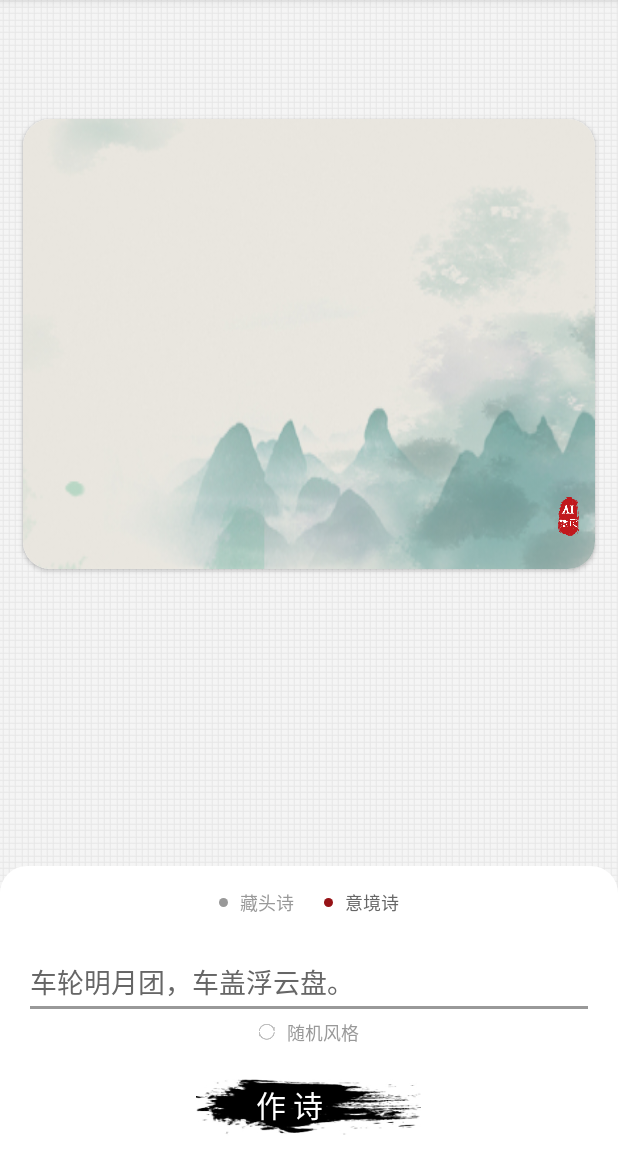
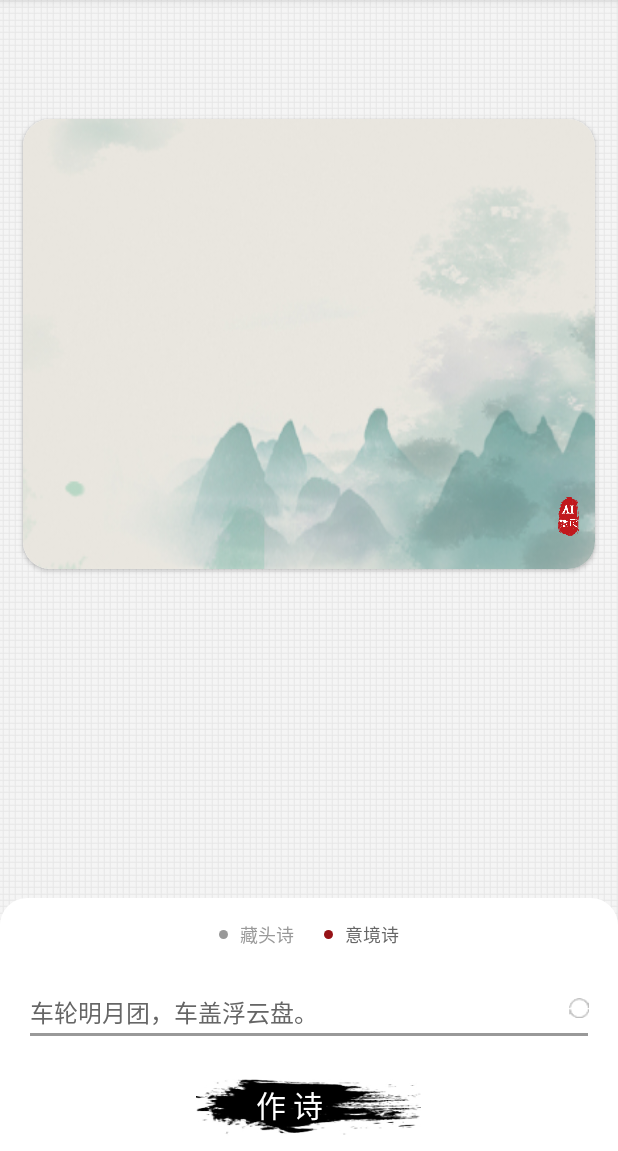
Before and after one commit to pqpo/AIPoet, an Android app: the screen it shows after launch (MainActivity), after a tap on "作 诗", on a phone screen of 412 x 824 dp, the part 85-1236 px from its top. Run offline under Robolectric (Android 15) with nearby library versions, the phone set to English and light mode, and no system bars; Roboto replaces fonts that are not available here; 3 statements that could not run were skipped; 2 other taps on this screen came first.

Commit message:
add anim

```diff
--- a/app/src/main/java/me/pqpo/aipoet/AiPoet.kt
+++ b/app/src/main/java/me/pqpo/aipoet/AiPoet.kt
@@ -111,7 +111,7 @@ class AiPoet @Throws(IOException::class)
         val lineSize = if (acrostic) startWordsLocal.length  else line
         var lineIndex = -1
         for (i in IntRange(0, MAX_CHAR_COUNT)) {
-            val isNewLine = preWord in arrayOf("。", "！", "<START>")
+            val isNewLine = preWord in arrayOf("。", "！", "<START>", "？")
             if (isNewLine) {
                 lineIndex++
             }
--- a/app/src/main/java/me/pqpo/aipoet/MainActivity.kt
+++ b/app/src/main/java/me/pqpo/aipoet/MainActivity.kt
@@ -7,6 +7,8 @@ import android.os.Bundle
 import android.os.Handler
 import android.view.View
 import android.widget.TextView
+import android.widget.Toolbar
+import androidx.appcompat.app.WindowDecorActionBar
 import androidx.core.view.ViewCompat
 import kotlinx.android.synthetic.main.activity_main.*
 import org.jetbrains.anko.toast
@@ -23,7 +25,7 @@ class MainActivity : AppCompatActivity() {
         initAiPoet()
         val typeface = Typeface.createFromAsset(
             assets,
-            "font.ttc"
+            "font.otf"
         )
         text.typeface = typeface
         song.typeface = typeface
@@ -34,6 +36,14 @@ class MainActivity : AppCompatActivity() {
         song.performClick()
         Handler().post{
             ViewCompat.setTransitionName(iv_yz, "");
+        }
+        ll_option.post {
+            val llHeight = ll_option.height
+            ll_option.translationY = llHeight.toFloat()
+
+            val animator = ll_option.animate().translationY(0.0f)
+            animator.duration = 800
+            animator.start()
         }
     }
 
@@ -57,6 +67,9 @@ class MainActivity : AppCompatActivity() {
         }
         tv_random.setOnClickListener {
             et_style.setText(PoetryStyle.getRandomStyle())
+            val animator = tv_random.animate().rotationBy(180.0f)
+            animator.duration = 500
+            animator.start()
         }
         tv_normal.setOnClickListener{
             setAcrosticStatus(false)
--- a/app/src/main/java/me/pqpo/aipoet/SplashActivity.kt
+++ b/app/src/main/java/me/pqpo/aipoet/SplashActivity.kt
@@ -19,6 +19,6 @@ class SplashActivity : AppCompatActivity() {
             ActivityCompat.startActivity(this@SplashActivity,
                 Intent(this@SplashActivity, MainActivity::class.java), sharedView.toBundle())
             finish()
-        }, 2000)
+        }, 1500)
     }
 }
--- a/app/src/main/res/layout/activity_main.xml
+++ b/app/src/main/res/layout/activity_main.xml
@@ -61,9 +61,11 @@
                 android:maxLength="10"
                 android:hint="输入藏头词"
                 android:theme="@style/MyEditText"
-                android:textSize="18sp"
+                android:textSize="16sp"
                 android:id="@+id/et_acrostic"/>
 
+        <RelativeLayout android:layout_width="match_parent" android:layout_height="wrap_content"
+        android:gravity="center_vertical">
 
             <EditText
                     android:layout_width="match_parent"
@@ -73,18 +75,19 @@
                     android:layout_marginTop="5dp"
                     android:hint="输入作诗风格"
                     android:theme="@style/MyEditText"
-                android:textSize="18sp"
+                    android:textSize="16sp"
                     android:id="@+id/et_style"/>
 
-        <TextView
-                android:text="随机风格"
-                android:textColor="#999"
-                android:layout_width="wrap_content"
-                android:layout_height="wrap_content"
-                android:drawableLeft="@mipmap/refresh"
-                android:drawablePadding="8dp"
-                android:textSize="12sp"
+            <ImageView
+                    android:layout_width="20dp"
+                    android:layout_height="20dp"
+                    android:padding="3dp"
+                    android:src="@mipmap/refresh"
+                    android:layout_centerVertical="true"
+                    android:layout_alignParentEnd="true"
                     android:id="@+id/tv_random"/>
+
+        </RelativeLayout>
 
         <TextView
                 android:id="@+id/song"
@@ -125,6 +128,7 @@
                     android:layout_height="wrap_content"
                     android:textSize="20sp"
                     android:layout_centerInParent="true"
+                    android:lineSpacingExtra="8dp"
                     tools:text="人间无限路，天堑即淹留。\n工部将何及，孙纲事不通。\n智情心更重，心事日无通。\n能济婴儿辈，同欢孺子同。"
                     android:textColor="#333333"/>
 
--- a/app/src/main/res/values/styles.xml
+++ b/app/src/main/res/values/styles.xml
@@ -6,6 +6,7 @@
         <item name="colorPrimary">@color/colorPrimary</item>
         <item name="colorPrimaryDark">@color/colorPrimaryDark</item>
         <item name="colorAccent">@color/colorAccent</item>
+        <item name="android:windowBackground">@android:color/transparent</item>
     </style>
 
     <style name="MyEditText" parent="Theme.AppCompat.Light">
```
Also changed, not shown: 2 other files. Lines whose indentation alone changed are shown as unchanged.
